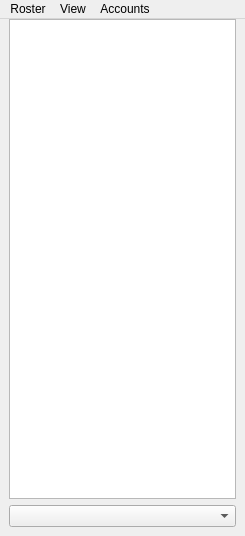
jabbercat/jabbercat, file data/roster.ui: the form before one commit.
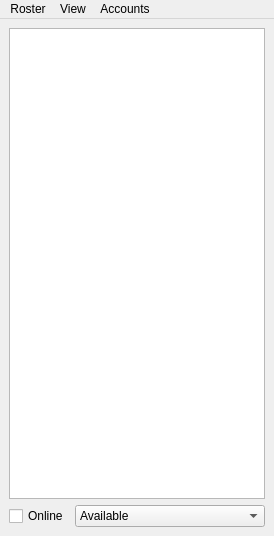
The form after the commit. Icons and pictures are not drawn.

The edit to the form file:
```diff
--- a/data/roster.ui
+++ b/data/roster.ui
@@ -6,7 +6,7 @@
    <rect>
     <x>0</x>
     <y>0</y>
-    <width>245</width>
+    <width>274</width>
     <height>536</height>
    </rect>
   </property>
@@ -14,11 +14,6 @@
    <string>My little XMPP client</string>
   </property>
   <widget class="QWidget" name="centralwidget">
-   <layout class="QVBoxLayout" name="verticalLayout_2">
-    <property name="topMargin">
-     <number>0</number>
-    </property>
-    <item>
      <layout class="QVBoxLayout" name="verticalLayout">
       <item>
        <widget class="QTreeView" name="roster_view">
@@ -51,9 +46,55 @@
       <item>
        <layout class="QHBoxLayout" name="horizontalLayout">
         <item>
-         <widget class="QComboBox" name="presence_state_selector"/>
-        </item>
-       </layout>
+       <widget class="QCheckBox" name="online_selector">
+        <property name="toolTip">
+         <string>Global online/offline switch.</string>
+        </property>
+        <property name="text">
+         <string>Online</string>
+        </property>
+       </widget>
+      </item>
+      <item>
+       <widget class="QComboBox" name="presence_state_selector">
+        <property name="sizePolicy">
+         <sizepolicy hsizetype="MinimumExpanding" vsizetype="Fixed">
+          <horstretch>0</horstretch>
+          <verstretch>0</verstretch>
+         </sizepolicy>
+        </property>
+        <property name="toolTip">
+         <string>Presence state which is shown to your contacts.</string>
+        </property>
+        <property name="currentIndex">
+         <number>1</number>
+        </property>
+        <item>
+         <property name="text">
+          <string>Free for chat</string>
+         </property>
+        </item>
+        <item>
+         <property name="text">
+          <string>Available</string>
+         </property>
+        </item>
+        <item>
+         <property name="text">
+          <string>Away</string>
+         </property>
+        </item>
+        <item>
+         <property name="text">
+          <string>Not available</string>
+         </property>
+        </item>
+        <item>
+         <property name="text">
+          <string>Do not disturb</string>
+         </property>
+        </item>
+       </widget>
       </item>
      </layout>
     </item>
@@ -64,8 +105,8 @@
     <rect>
      <x>0</x>
      <y>0</y>
-     <width>245</width>
-     <height>26</height>
+     <width>274</width>
+     <height>19</height>
     </rect>
    </property>
    <property name="defaultUp">
```
Left out of the diff: 2 changed lines with no effect on the pictures. Lines whose indentation alone changed are shown as unchanged.
